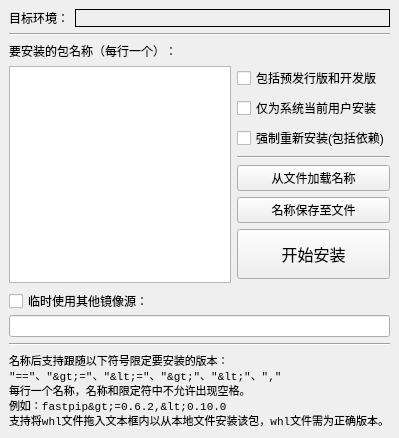
Qt form source/awespykit/ui/package_install.ui (hrpzcf/AwesomePyKit) before a commit.
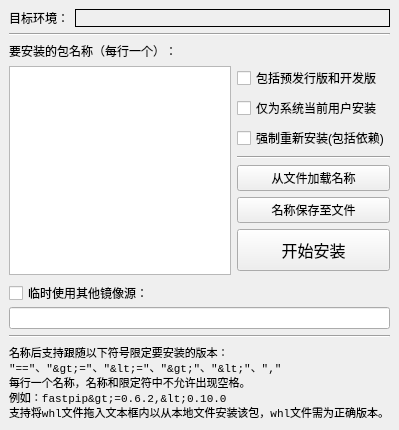
The same form after that commit.

Diff of the .ui file:
```diff
--- a/source/awespykit/ui/package_install.ui
+++ b/source/awespykit/ui/package_install.ui
@@ -10,7 +10,7 @@
     <x>0</x>
     <y>0</y>
     <width>395</width>
-    <height>438</height>
+    <height>430</height>
    </rect>
   </property>
   <property name="font">
@@ -132,7 +132,7 @@
           <property name="minimumSize">
            <size>
             <width>0</width>
-            <height>50</height>
+            <height>42</height>
            </size>
           </property>
           <property name="palette">
```
